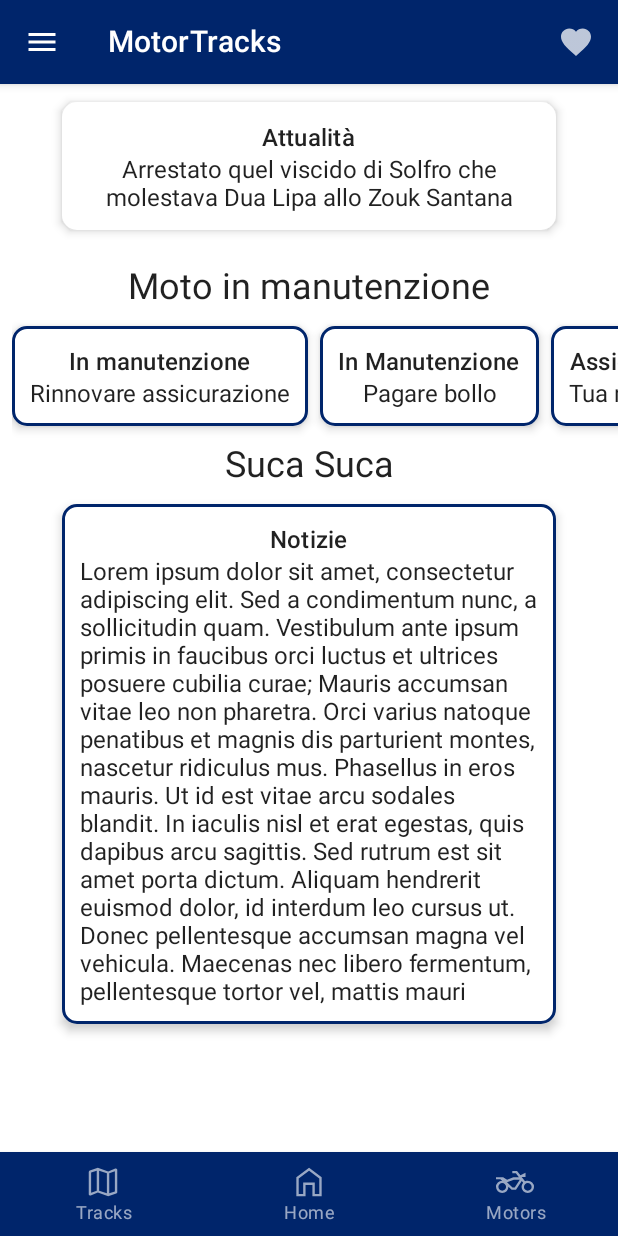
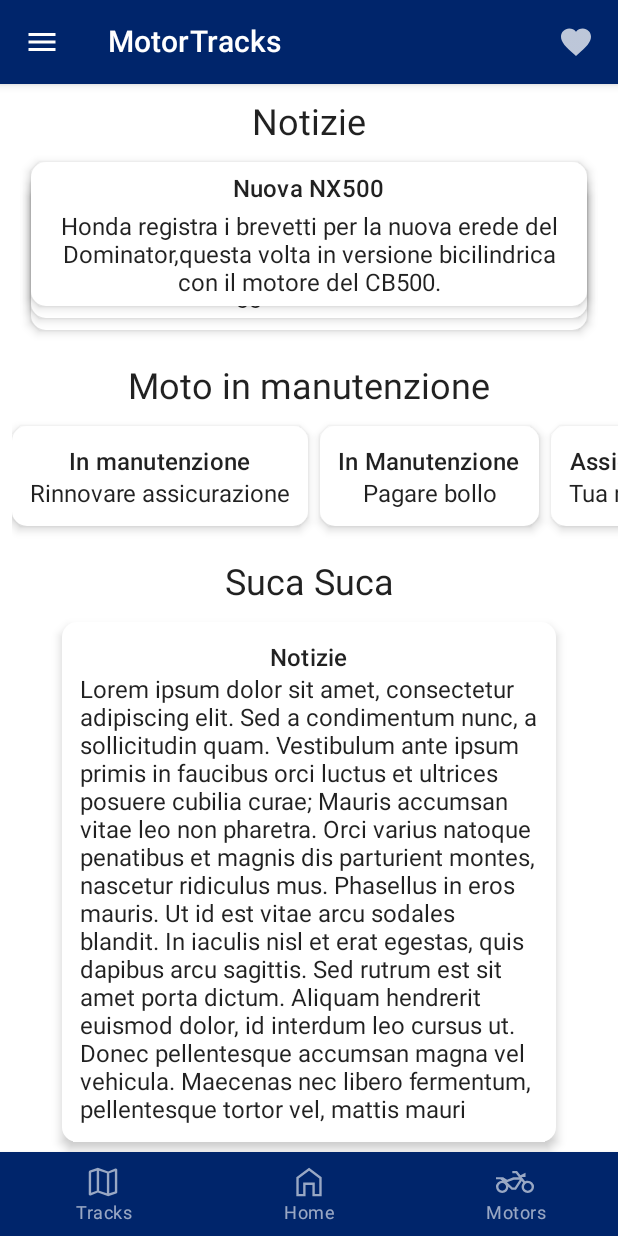
Before and after one commit to LoryBug/ComponentiKotlinCompose, an Android app built with Jetpack Compose: the composable HomeScreen shown on its own in the app's theme, on a phone screen of 412 x 824 dp. Run offline under Robolectric (Android 15) with nearby library versions, the phone set to English and light mode, and no system bars; pictures from the network do not load.

Commit message:
add cardNews animation

```diff
--- a/app/build.gradle
+++ b/app/build.gradle
@@ -82,4 +82,6 @@ dependencies {
     implementation 'org.jetbrains.kotlinx:kotlinx-coroutines-android:1.5.2'
     //permessi
     implementation "com.google.accompanist:accompanist-permissions:0.20.2"
+
+    implementation("io.coil-kt:coil-compose:2.1.0")
 }
--- a/app/src/main/AndroidManifest.xml
+++ b/app/src/main/AndroidManifest.xml
@@ -2,9 +2,10 @@
 <manifest xmlns:android="http://schemas.android.com/apk/res/android"
     package="com.example.provacomponenti">
 
-    <uses-permission android:name="android.permission.ACCESS_COARSE_LOCATION" />
-    <uses-permission android:name="android.permission.ACCESS_COARSE_LOCATION" />
+
     <uses-permission android:name="android.permission.INTERNET"/>
+    <uses-permission android:name="android.permission.ACCESS_NETWORK_STATE" />
+    <uses-permission android:name="android.permission.ACCESS_WIFI_STATE" />
 
     <uses-permission android:name="android.permission.ACCESS_FINE_LOCATION"/>
     <uses-permission android:name="android.permission.ACCESS_COARSE_LOCATION" />
--- /dev/null
+++ b/app/src/main/java/com/example/provacomponenti/Database/NewsEntity.kt
@@ -0,0 +1,28 @@
+package com.example.provacomponenti.Database
+
+data class News(
+    val title : String?,
+    val content : String?
+)
+
+var newsList = listOf(
+    News(
+        "Nuova NX500", "Honda registra i brevetti per la nuova erede del Dominator," +
+                "questa volta in versione bicilindrica con il motore del CB500."
+    ),
+    News(
+        "Yamaha XSR 900",
+        "Si rinnova la naked retro di casa Yamaha, con ciclistica più sportiva e più elettronica" +
+                "per maggiore sicurezza."
+    ),
+    News(
+        "GasGas SM/ES 700", "Presentate le nuove monociclindriche su base KTM 690, la SM " +
+                "in versione motard mentre la ES in versione enduro."
+    )
+)
+
+var newImageList = listOf(
+    "https://cdn.visordown.com/styles/v2_large/s3/field/image/nx2.png?itok=L2JtLf0M",
+    "https://www.motociclismo.it/files/galleries/1/9/7/19781/B_2022-yam-xs850-eu-bmc-act-002-03-preview.jpg",
+    "https://www.targetmotori.com/wp-content/uploads/2022/04/33795.jpg"
+)
--- a/app/src/main/java/com/example/provacomponenti/Home/HomeScreen.kt
+++ b/app/src/main/java/com/example/provacomponenti/Home/HomeScreen.kt
@@ -16,9 +16,11 @@ import androidx.compose.ui.unit.dp
 import androidx.navigation.NavGraph.Companion.findStartDestination
 import androidx.navigation.compose.rememberNavController
 import com.example.provacomponenti.CommonItem.FloatingActionButtons
+import com.example.provacomponenti.Database.newsList
 import com.example.provacomponenti.Home.BottomBar.BottomNavigationBar
 import com.example.provacomponenti.Home.TopBar.TopBar
 import com.example.provacomponenti.R
+import com.example.provacomponenti.newsAnimation.SwipeCardAnimation
 
 @Composable
 fun HomeScreen() {
@@ -31,8 +33,17 @@ fun HomeScreen() {
                 horizontalAlignment = Alignment.CenterHorizontally,
                 modifier = Modifier.fillMaxSize()
             ) {
+                item { Spacer(modifier = Modifier.height(12.dp)) }
+
                 //--------------------sezione notizie---------------------------------------//
-                item {
+                item { Text(text = "Notizie", style = MaterialTheme.typography.h5) }
+                item { Spacer(modifier = Modifier.height(12.dp)) }
+                item { SwipeCardAnimation() }
+               /* for (news in newsList){
+                    item { CardNews(news)}
+                    item { Spacer(modifier = Modifier.height(6.dp)) }
+                }*/
+                /*item {
                     Surface(
                         color = MaterialTheme.colors.background,
                         modifier = Modifier
@@ -61,7 +72,7 @@ fun HomeScreen() {
 
 
                     }
-                }
+                }*/
                 item { Spacer(modifier = Modifier.height(24.dp)) }
                 //--------------------fine sezione notizie---------------------------------------//
                 item { Text(text = "Moto in manutenzione", style = MaterialTheme.typography.h5) }
@@ -72,12 +83,8 @@ fun HomeScreen() {
                             Surface(
                                 color = MaterialTheme.colors.background,
                                 modifier = Modifier
-                                    .padding(top = 12.dp)
+                                    .padding(top = 12.dp, bottom = 12.dp)
                                     .fillMaxWidth(0.8f),
-                                border = BorderStroke(
-                                    2.dp,
-                                    MaterialTheme.colors.primary
-                                ),
                                 shape = MaterialTheme.shapes.medium,
                                 elevation = 4.dp
                             ) {
@@ -110,12 +117,8 @@ fun HomeScreen() {
                             Surface(
                                 color = MaterialTheme.colors.background,
                                 modifier = Modifier
-                                    .padding(top = 12.dp)
+                                    .padding(top = 12.dp, bottom = 12.dp)
                                     .fillMaxWidth(0.8f),
-                                border = BorderStroke(
-                                    2.dp,
-                                    MaterialTheme.colors.primary
-                                ),
                                 shape = MaterialTheme.shapes.medium,
                                 elevation = 4.dp
                             ) {
@@ -145,12 +148,8 @@ fun HomeScreen() {
                             Surface(
                                 color = MaterialTheme.colors.background,
                                 modifier = Modifier
-                                    .padding(top = 12.dp)
+                                    .padding(top = 12.dp, bottom = 12.dp)
                                     .fillMaxWidth(0.8f),
-                                border = BorderStroke(
-                                    2.dp,
-                                    MaterialTheme.colors.primary
-                                ),
                                 shape = MaterialTheme.shapes.medium,
                                 elevation = 4.dp
                             ) {
@@ -187,10 +186,6 @@ fun HomeScreen() {
                         modifier = Modifier
                             .padding(top = 12.dp)
                             .fillMaxWidth(0.8f),
-                        border = BorderStroke(
-                            2.dp,
-                            MaterialTheme.colors.primary
-                        ),
                         shape = MaterialTheme.shapes.medium,
                         elevation = 4.dp
                     ) {
--- a/app/src/main/java/com/example/provacomponenti/Motor/Card/cardNewMoto.kt
+++ b/app/src/main/java/com/example/provacomponenti/Motor/Card/cardNewMoto.kt
@@ -116,7 +116,7 @@ fun AddMoto() {
             .animateContentSize(
                 animationSpec = spring(
                     dampingRatio = Spring.DampingRatioLowBouncy,
-                    stiffness = Spring.StiffnessMediumLow
+                    stiffness = Spring.StiffnessVeryLow
                 )
             ),
         horizontalAlignment = Alignment.CenterHorizontally
--- a/app/src/main/java/com/example/provacomponenti/Motor/Card/card_espandibili.kt
+++ b/app/src/main/java/com/example/provacomponenti/Motor/Card/card_espandibili.kt
@@ -32,7 +32,8 @@ import com.example.provacomponenti.Database.Motor
 fun CardPosMotor(motor: Motor) {
     Card(
         backgroundColor = MaterialTheme.colors.primary,
-        modifier = Modifier.padding(vertical = 4.dp, horizontal = 8.dp)
+        modifier = Modifier.padding(vertical = 4.dp, horizontal = 8.dp),
+        elevation = 4.dp
     ) {
         ExpCardMotor(motor)
     }
--- a/app/src/main/java/com/example/provacomponenti/Motor/MotorScreen.kt
+++ b/app/src/main/java/com/example/provacomponenti/Motor/MotorScreen.kt
@@ -16,6 +16,7 @@ import androidx.compose.ui.unit.dp
 import androidx.navigation.NavController
 import com.example.provacomponenti.CardPosMotor
 import com.example.provacomponenti.CommonItem.TopBarSec
+import com.example.provacomponenti.Database.motors
 import com.example.provacomponenti.viewModel.MainViewModel
 import com.example.provacomponenti.Motor.Card.CardAddMoto
 
@@ -31,6 +32,10 @@ fun MotorScreen( navController: NavController
 
 
             item { Spacer(modifier = Modifier.height(12.dp))}
+            for(moto in motors){
+
+                item { CardPosMotor(moto) }
+            }
             item{
                 CardAddMoto()
             }
--- /dev/null
+++ b/app/src/main/java/com/example/provacomponenti/newsAnimation/Animation.kt
@@ -0,0 +1,54 @@
+package com.example.provacomponenti.newsAnimation
+
+import androidx.compose.foundation.Image
+import androidx.compose.foundation.layout.*
+import androidx.compose.material.MaterialTheme
+import androidx.compose.material.Text
+import androidx.compose.runtime.Composable
+import androidx.compose.ui.Alignment
+import androidx.compose.ui.Modifier
+import androidx.compose.ui.text.font.FontWeight
+import androidx.compose.ui.text.style.TextAlign
+import androidx.compose.ui.unit.dp
+import coil.compose.AsyncImage
+import com.example.provacomponenti.Database.newImageList
+import com.example.provacomponenti.Database.newsList
+
+@Composable
+fun SwipeCardAnimation() {
+    CardStack(
+        cardContent = { index ->
+            Column(
+                modifier = Modifier
+                    .fillMaxWidth(0.9f)
+                    .padding(6.dp),
+                horizontalAlignment = Alignment.CenterHorizontally
+            ) {
+                AsyncImage(
+                    model = newImageList[index],
+                    contentDescription = null
+                )
+                newsList.get(index).title?.let {
+                    Text(
+                        it,
+                        style = MaterialTheme.typography.subtitle1,
+                        fontWeight = FontWeight.SemiBold
+                    )
+                }
+                Spacer(modifier = Modifier.height(4.dp))
+                newsList.get(index).content?.let {
+                    Text(
+                        it,
+                        style = MaterialTheme.typography.body1,
+                        textAlign = TextAlign.Center
+                    )
+                }
+
+            }
+
+
+        }, cardCount = newsList.size
+    )
+
+
+}
--- /dev/null
+++ b/app/src/main/java/com/example/provacomponenti/newsAnimation/AnimationAlignment.kt
@@ -0,0 +1,9 @@
+package com.example.provacomponenti.newsAnimation
+
+enum class VerticalAlignment{
+    TopToBottom, BottomToTop
+}
+
+enum class HorizontalAlignment{
+    StartToEnd, EndToStart
+}
--- /dev/null
+++ b/app/src/main/java/com/example/provacomponenti/newsAnimation/AnimationStyles.kt
@@ -0,0 +1,9 @@
+package com.example.provacomponenti.newsAnimation
+
+enum class VertAnimationStyle{
+    ToRight, ToLeft
+}
+enum class  HorAnimationStyle{
+
+    FromTop, FromBottom
+}
--- /dev/null
+++ b/app/src/main/java/com/example/provacomponenti/newsAnimation/CardStack.kt
@@ -0,0 +1,267 @@
+package com.example.provacomponenti.newsAnimation
+
+
+import androidx.compose.animation.core.*
+import androidx.compose.foundation.BorderStroke
+import androidx.compose.foundation.layout.Box
+import androidx.compose.foundation.layout.PaddingValues
+import androidx.compose.foundation.layout.offset
+import androidx.compose.foundation.layout.padding
+import androidx.compose.material.Card
+import androidx.compose.material.ExperimentalMaterialApi
+import androidx.compose.material.MaterialTheme
+import androidx.compose.runtime.*
+import androidx.compose.runtime.saveable.rememberSaveable
+
+import androidx.compose.ui.Alignment
+import androidx.compose.ui.Modifier
+import androidx.compose.ui.draw.rotate
+import androidx.compose.ui.graphics.Shape
+import androidx.compose.ui.layout.onSizeChanged
+import androidx.compose.ui.unit.Dp
+import androidx.compose.ui.unit.IntOffset
+import androidx.compose.ui.unit.dp
+import androidx.compose.ui.zIndex
+import kotlinx.coroutines.CoroutineScope
+import kotlinx.coroutines.launch
+
+private const val rotationValue = 45f
+private const val defAnimationDuration = 300
+
+private val defPaddingItems = 8.dp
+private val defCardElevation = 4.dp
+
+@Composable
+fun CardStack(
+    cardContent : @Composable (Int)->Unit,
+    cardCount : Int,
+    cardElevation : Dp = defCardElevation,
+    paddingBetCards : Dp = defPaddingItems,
+    animationDuration : Int = defAnimationDuration,
+    cardShape: Shape = MaterialTheme.shapes.medium,
+    cardBorder: BorderStroke? = null,
+    onCardClick: ((Int)->Unit)? = null,
+    orientation: Orientation = Orientation.Vertical()
+    ){
+    checkCardCount(cardCount)
+
+    checkPadding(paddingBetCards)
+
+    checkAnimationDuration(animationDuration = animationDuration)
+
+    val runAnimations = animationDuration > 0
+    val coroutineScope = rememberCoroutineScope()
+    var selectedIndex by rememberSaveable {
+        mutableStateOf(0)
+    }
+    val contentAlignment = getContentAlignment(orientation)
+    val rotationValue = getRotation(orientation)
+
+    Box(
+        contentAlignment = contentAlignment
+    ) {
+        (0 until cardCount).forEachIndexed { index, _ ->
+            ShowCard(
+                coroutineScope = coroutineScope,
+                runAnimations = runAnimations,
+                selectedIndex = selectedIndex,
+                index = index,
+                cardCount = cardCount,
+                paddingBetweenCards = paddingBetCards,
+                animationDuration = animationDuration,
+                rotationValue = rotationValue,
+                orientation = orientation,
+                cardElevation = cardElevation,
+                cardShape = cardShape,
+                cardBorder = cardBorder,
+                onCardClick = onCardClick,
+                composable = { cardContent(index) },
+                newIndexBlock = { selectedIndex = it }
+            )
+        }
+    }
+
+
+
+}
+
+
+
+@OptIn(ExperimentalMaterialApi::class)
+@Composable
+fun ShowCard(
+    coroutineScope: CoroutineScope,
+    runAnimations: Boolean,
+    selectedIndex: Int,
+    index: Int,
+    cardCount: Int,
+    paddingBetweenCards: Dp,
+    animationDuration: Int,
+    rotationValue: Float,
+    orientation: Orientation,
+    cardElevation: Dp,
+    cardShape: Shape,
+    cardBorder: BorderStroke?,
+    onCardClick: ((Int) -> Unit)? = null,
+    composable: @Composable (Int) -> Unit,
+    newIndexBlock: (Int) -> Unit
+) {
+
+    var itemPxSize = 0
+
+    val padding = when {
+        selectedIndex == index -> 0.dp
+        selectedIndex < index -> ((index - selectedIndex) * paddingBetweenCards.value).dp
+        selectedIndex > index -> ((cardCount - selectedIndex + index) * paddingBetweenCards.value).dp
+        else -> throw IllegalStateException()
+    }
+
+    val paddingAnimation by animateDpAsState(padding, tween(animationDuration, easing = FastOutSlowInEasing))
+    val offsetAnimation = remember { Animatable(0f) }
+    val rotateAnimation = remember { Animatable(0f) }
+
+    val offsetValues = when (orientation) {
+        is Orientation.Vertical -> {
+            IntOffset(
+                if (orientation.animationStyle == VertAnimationStyle.ToRight)
+                    offsetAnimation.value.toInt()
+                else
+                    -offsetAnimation.value.toInt(), 0
+            )
+        }
+        is Orientation.Horizontal -> {
+            IntOffset(
+                0, if (orientation.animationStyle == HorAnimationStyle.FromTop)
+                    -offsetAnimation.value.toInt()
+                else
+                    offsetAnimation.value.toInt()
+            )
+        }
+    }
+
+    val paddingModifier = when {
+        orientation is Orientation.Vertical && orientation.alignment == VerticalAlignment.TopToBottom -> PaddingValues(top = paddingAnimation)
+        orientation is Orientation.Vertical && orientation.alignment == VerticalAlignment.BottomToTop -> PaddingValues(bottom = paddingAnimation)
+        orientation is Orientation.Horizontal && orientation.alignment == HorizontalAlignment.StartToEnd -> PaddingValues(start = paddingAnimation)
+        else -> PaddingValues(end = paddingAnimation)
+    }
+
+    val modifier = Modifier
+        .padding(paddingModifier)
+        .zIndex(-padding.value)
+        .offset { offsetValues }
+        .rotate(rotateAnimation.value)
+        .onSizeChanged {
+            itemPxSize = if (orientation is Orientation.Vertical) {
+                if (itemPxSize > it.width)
+                    itemPxSize
+                else
+                    it.width
+            } else {
+                if (itemPxSize > it.height)
+                    itemPxSize
+                else
+                    it.height
+            }
+        }
+
+    Card(elevation = cardElevation,
+        shape = cardShape,
+        modifier = modifier,
+        border = cardBorder,
+        onClick =  {
+            if(cardCount > 1 && selectedIndex == index) {
+                onCardClick?.invoke(index)
+                animateOnClick(coroutineScope, itemPxSize, runAnimations, animationDuration, rotationValue, index, cardCount, offsetAnimation, rotateAnimation, newIndexBlock)
+            }
+        }
+    ) {
+        composable.invoke(index)
+    }
+
+}
+
+fun animateOnClick(
+    coroutineScope: CoroutineScope,
+    pxValue: Int,
+    runAnimations: Boolean,
+    animationDuration: Int,
+    rotationValue: Float,
+    index: Int,
+    cardCount: Int,
+    offsetAnimation: Animatable<Float, AnimationVector1D>,
+    rotateAnimation: Animatable<Float, AnimationVector1D>,
+    newIndexBlock: (Int) -> Unit
+) {
+
+    val spec: TweenSpec<Float> = tween(animationDuration, easing = FastOutLinearInEasing)
+
+    coroutineScope.launch {
+        if (runAnimations)
+            offsetAnimation.animateTo(pxValue.toFloat(), spec)
+
+        val newIndex = if (cardCount > index + 1)
+            index + 1
+        else
+            0
+
+        newIndexBlock.invoke(newIndex)
+
+        if(runAnimations) {
+            rotateAnimation.animateTo(rotationValue, spec)
+            launch { rotateAnimation.animateTo(0f, spec) }
+            launch { offsetAnimation.animateTo(0f, spec) }
+        }
+    }
+
+}
+
+
+private fun checkCardCount(cardCount:Int){
+    if(cardCount<2)
+        throw IllegalArgumentException("Can't use1or less card count.")
+}
+private fun checkPadding(paddingBetweenCards: Dp) {
+    if (paddingBetweenCards <= 0.dp)
+        throw IllegalArgumentException("Can't use 0 or less for padding between cards.")
+}
+
+private fun checkAnimationDuration(animationDuration: Int) {
+    if (animationDuration < 1)
+        throw java.lang.IllegalArgumentException("Can't use 0 or less for animation duration.")
+}
+
+private fun getContentAlignment(orientation: Orientation): Alignment {
+    return when (orientation) {
+        is Orientation.Vertical -> {
+            if (orientation.alignment == VerticalAlignment.TopToBottom)
+                Alignment.TopCenter
+            else
+                Alignment.BottomCenter
+        }
+        is Orientation.Horizontal -> {
+            if (orientation.alignment == HorizontalAlignment.StartToEnd)
+                Alignment.CenterStart
+            else
+                Alignment.CenterEnd
+        }
+    }
+}
+
+private fun getRotation(orientation: Orientation): Float {
+    return when (orientation) {
+        is Orientation.Vertical -> {
+            if (orientation.animationStyle == VertAnimationStyle.ToRight)
+                rotationValue
+            else
+                -rotationValue
+        }
+
+        is Orientation.Horizontal -> {
+            if (orientation.animationStyle == HorAnimationStyle.FromTop)
+                -rotationValue
+            else
+                rotationValue
+        }
+    }
+}
--- /dev/null
+++ b/app/src/main/java/com/example/provacomponenti/newsAnimation/Orientation.kt
@@ -0,0 +1,14 @@
+package com.example.provacomponenti.newsAnimation
+
+sealed class Orientation{
+
+    data class Vertical(
+        val alignment: VerticalAlignment = VerticalAlignment.TopToBottom,
+        val animationStyle: VertAnimationStyle = VertAnimationStyle.ToRight
+    ) : Orientation()
+
+    data class Horizontal(
+        val alignment: HorizontalAlignment = HorizontalAlignment.StartToEnd,
+        val animationStyle: HorAnimationStyle = HorAnimationStyle.FromTop
+    ) : Orientation()
+}
```
Also changed, not shown: app/src/main/java/com/example/provacomponenti/Database/MotorEntity.kt (+13 -0 lines), app/src/main/java/com/example/provacomponenti/Database/TrackEntity.kt (+11 -0 lines), app/src/main/java/com/example/provacomponenti/Home/CardNews.kt (added, +54 -0 lines), app/src/main/java/com/example/provacomponenti/MainActivity.kt (+4 -3 lines), app/src/main/java/com/example/provacomponenti/Track/CardNewTrack.kt (+27 -22 lines), app/src/main/java/com/example/provacomponenti/Track/TrackScreen.kt (+6 -5 lines).
